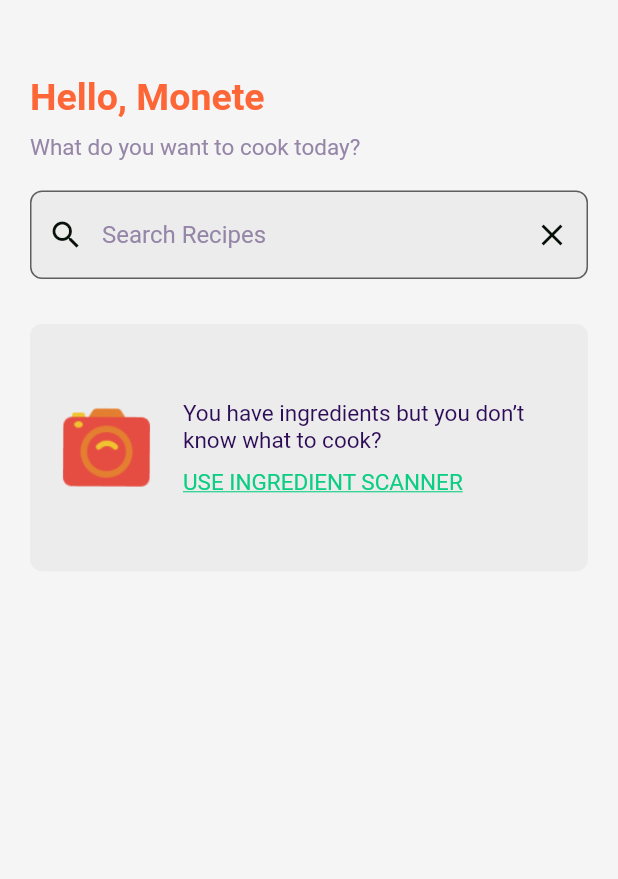
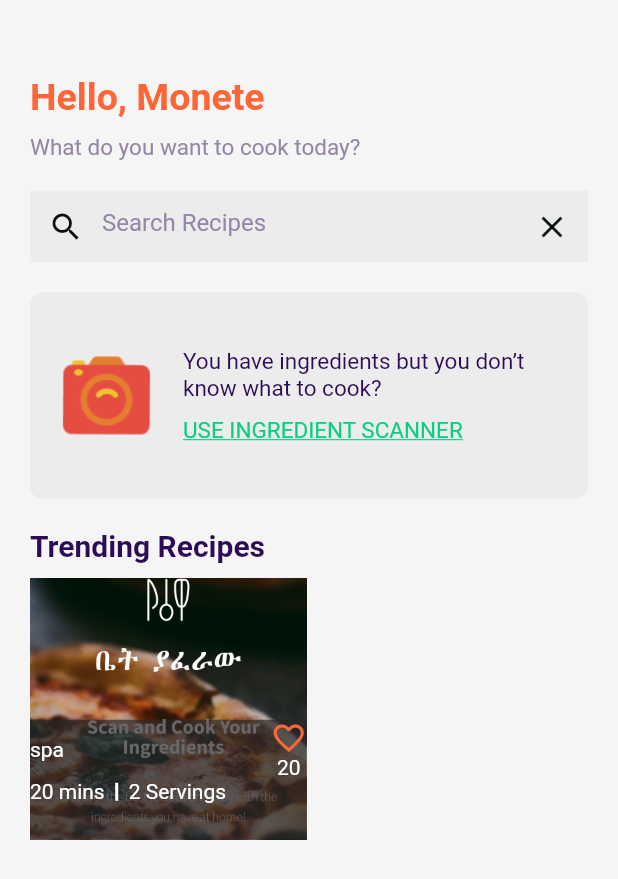
Before and after one commit to SamraBisrat/bet-yaferaw, a Flutter app: the screen it shows after launch, on a phone screen of 412 x 824 dp. Shown: the top 879 px of the screen. Run offline on Flutter 3.47's test engine with Material 2 defaults, Android fonts, the phone set to English and light mode, and no system bars; our stand-ins replace flutter_svg.

Commit message:
home, recipedetail, masterprovider, camerascanner

```diff
--- a/lib/Components/HomeComponent/home.dart
+++ b/lib/Components/HomeComponent/home.dart
@@ -1,5 +1,8 @@
+import 'package:bet_yaferaw/Provider/MasterProvider.dart';
 import 'package:bet_yaferaw/ReusableComponents/camera_scanner_information.dart';
+import 'package:bet_yaferaw/ReusableComponents/recipe_short_description.dart';
 import 'package:flutter/material.dart';
+import 'package:provider/provider.dart';
 
 class Home extends StatefulWidget {
   @override
@@ -10,6 +13,9 @@ class _HomeState extends State<Home> {
   TextEditingController _searchController = new TextEditingController();
   @override
   Widget build(BuildContext context) {
+    MasterProvider masterProvider =
+        Provider.of<MasterProvider>(context, listen: false);
+    double height = MediaQuery.of(context).size.height;
     return Scaffold(
         body: Container(
       margin: MediaQuery.of(context).padding,
@@ -43,6 +49,10 @@ class _HomeState extends State<Home> {
               cursorColor: Color(0xff07110A),
               controller: _searchController,
               decoration: InputDecoration(
+                focusedBorder: InputBorder.none,
+                enabledBorder: InputBorder.none,
+                errorBorder: InputBorder.none,
+                disabledBorder: InputBorder.none,
                 fillColor: Color(0xffC4C4C4).withOpacity(0.18),
                 filled: true,
                 // labelText: "Search",
@@ -59,15 +69,33 @@ class _HomeState extends State<Home> {
                     }),
                 border: OutlineInputBorder(
                   borderSide: BorderSide(color: Colors.transparent),
-                  borderRadius: BorderRadius.circular(8.0),
+                  borderRadius: BorderRadius.circular(18.0),
                 ),
               ),
             ),
           ),
           Padding(
-            padding: EdgeInsets.only(top: 30),
+            padding: EdgeInsets.only(top: 20),
             child: CameraScannerInformation(),
-          )
+          ),
+          Padding(
+            padding: EdgeInsets.only(top: 20),
+            child: Text(
+              "Trending Recipes",
+              style: TextStyle(
+                  color: Color(0xff2D0C57),
+                  fontSize: 20,
+                  fontWeight: FontWeight.bold),
+            ),
+          ),
+          Container(
+              child: RecipeShortDescription(
+                  image: "assets/images/splashscreen.png",
+                  recipeName: "spa",
+                  liked: masterProvider.getliked,
+                  likes: 20,
+                  cookTime: "20",
+                  serving: 2))
         ],
       ),
     ));
--- a/lib/ReusableComponents/camera_scanner_information.dart
+++ b/lib/ReusableComponents/camera_scanner_information.dart
@@ -11,7 +11,7 @@ class CameraScannerInformation extends StatelessWidget {
           color: Color(0xffC4C4C4).withOpacity(0.18),
           borderRadius: BorderRadius.circular(8)),
       child: SizedBox(
-        height: height / 5,
+        height: height / 6,
         child: Column(mainAxisAlignment: MainAxisAlignment.center, children: [
           ListTile(
               leading: Container(
--- /dev/null
+++ b/lib/ReusableComponents/recipe_short_description.dart
@@ -0,0 +1,130 @@
+import 'package:bet_yaferaw/Provider/MasterProvider.dart';
+import 'package:flutter/material.dart';
+import 'package:provider/provider.dart';
+
+class RecipeShortDescription extends StatefulWidget {
+  final String image;
+  final String recipeName;
+  final bool liked;
+  final int likes;
+  final String cookTime;
+  final int serving;
+
+  RecipeShortDescription(
+      {this.image,
+      this.recipeName,
+      this.liked,
+      this.likes,
+      this.cookTime,
+      this.serving});
+
+  @override
+  _RecipeShortDescriptionState createState() => _RecipeShortDescriptionState();
+}
+
+class _RecipeShortDescriptionState extends State<RecipeShortDescription> {
+  List<Widget> rows = [];
+
+  @override
+  Widget build(BuildContext context) {
+    double height = MediaQuery.of(context).size.height;
+    double width = double.infinity;
+
+    rows.add(Padding(
+        padding: EdgeInsets.only(top: 10),
+        child: Stack(
+          children: [
+            Container(
+              width: width,
+              child: Image(
+                image: AssetImage(widget.image),
+                fit: BoxFit.cover,
+              ),
+            ),
+            Align(
+              alignment: Alignment.bottomCenter,
+              child: Container(
+                  height: 80,
+                  color: Color(0xff282727).withOpacity(0.70),
+                  child: Column(
+                    children: [
+                      Row(
+                        mainAxisAlignment: MainAxisAlignment.spaceBetween,
+                        children: [
+                          Text(
+                            widget.recipeName == null ? "" : widget.recipeName,
+                            style: TextStyle(
+                              color: Colors.white,
+                            ),
+                          ),
+                          Column(children: [
+                            Consumer<MasterProvider>(
+                                builder: ((context, provider, child) {
+                              return GestureDetector(
+                                child: provider.getliked
+                                    ? Icon(
+                                        Icons.favorite_sharp,
+                                        color: Color(0xffFD6637),
+                                      )
+                                    : Icon(
+                                        Icons.favorite_outline_sharp,
+                                        color: Color(0xffFD6637),
+                                      ),
+                                onTap: () {
+                                  provider.checkIfFavorite(provider.getliked);
+                                },
+                              );
+                            })),
+                            Text(
+                              widget.likes.toString(),
+                              style: TextStyle(
+                                color: Colors.white,
+                              ),
+                            )
+                          ]),
+                        ],
+                      ),
+                      Row(
+                        children: [
+                          Text(
+                            "${widget.cookTime} mins",
+                            style: TextStyle(
+                              color: Colors.white,
+                            ),
+                          ),
+                          Container(
+                              height: 12,
+                              child: VerticalDivider(
+                                thickness: 2,
+                                color: Colors.white,
+                              )),
+                          Text(
+                            "${widget.serving} Servings",
+                            style: TextStyle(
+                              color: Colors.white,
+                            ),
+                          ),
+                        ],
+                      )
+                    ],
+                  )),
+            )
+          ],
+        )));
+    return Container(
+        height: height / 3,
+        child: CustomScrollView(
+          shrinkWrap: true,
+          slivers: <Widget>[
+            SliverPadding(
+              sliver: SliverGrid.count(
+                  crossAxisCount: 2,
+                  crossAxisSpacing: 3,
+                  mainAxisSpacing: 3,
+                  children: rows),
+              padding: EdgeInsets.all(0),
+            )
+          ],
+        ));
+  }
+}
```
Also changed, not shown: lib/Components/RecipeDetailComponent/recipe_detail.dart (added, +106 -0 lines), lib/Provider/MasterProvider.dart (+17 -1 lines), lib/ReusableComponents/recipe_card.dart (deleted).
